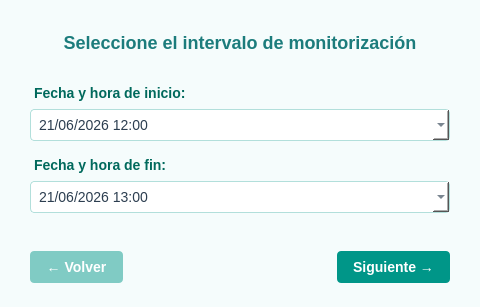
The window that Desktop/ASIA_HAR_DESKTOP/ui/resources/timeRange.ui (ahg00048/ASIA_HAR_PARA_EL_DIAGNOSTICO) describes before a commit, drawn with Qt 5.
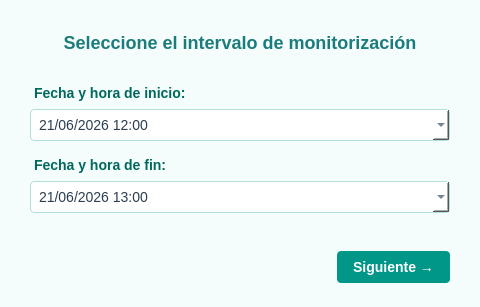
The same window after the commit.

```diff
--- a/Desktop/ASIA_HAR_DESKTOP/ui/resources/timeRange.ui
+++ b/Desktop/ASIA_HAR_DESKTOP/ui/resources/timeRange.ui
@@ -57,12 +57,6 @@
     QPushButton:pressed {
         background-color: #00796B;
     }
-    QPushButton#backButton {
-        background-color: #80CBC4;
-    }
-    QPushButton#backButton:hover {
-        background-color: #4DB6AC;
-    }
     QPushButton#nextButton {
         background-color: #009688;
     }
@@ -174,13 +168,6 @@
      <property name="spacing">
       <number>12</number>
      </property>
-     <item>
-      <widget class="QPushButton" name="backButton">
-       <property name="text">
-        <string>← Volver</string>
-       </property>
-      </widget>
-     </item>
      <item>
       <spacer name="horizontalSpacer">
        <property name="orientation">
```
Left out of the diff: 4 changed lines with no effect on the pictures.
